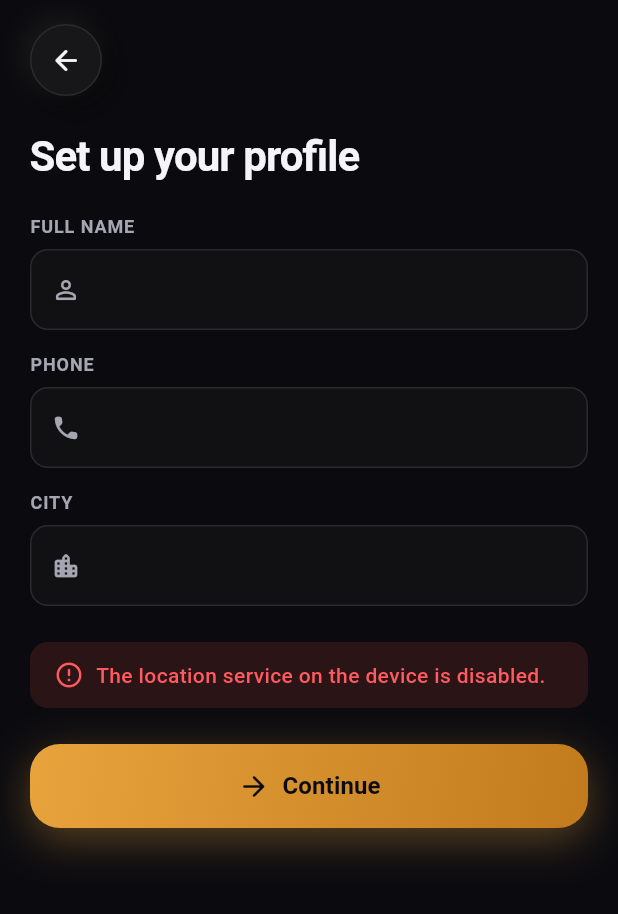
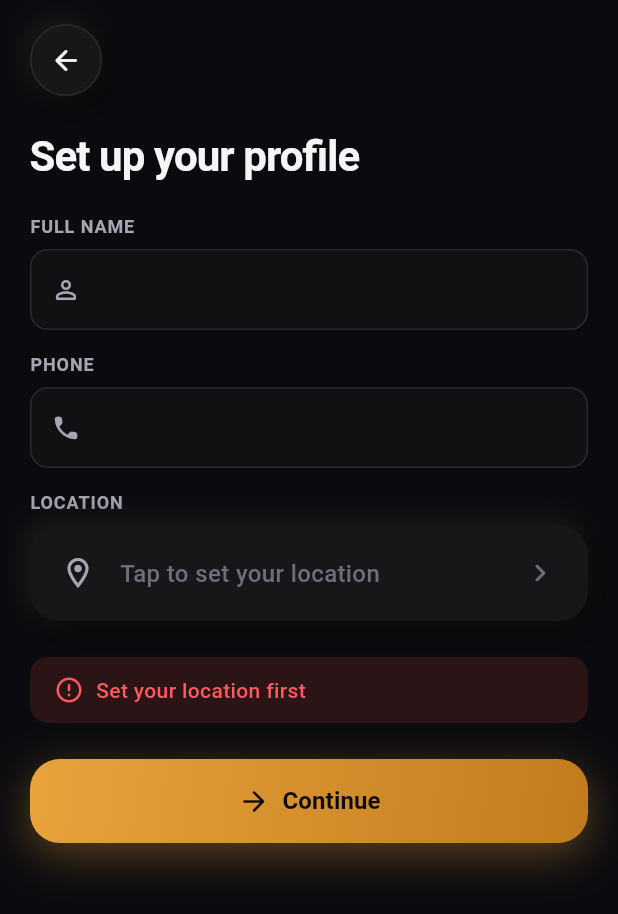
Before and after one commit to WorkRabdeepSinghKharbanda/Jugaadi, a Flutter app: the ProfileSetupScreen screen opened directly, after a tap on "Continue", on a phone screen of 412 x 824 dp. Shown: the top 914 px of the screen. Run offline on Flutter 3.47's test engine with Material 3 defaults, Android fonts, the phone set to English and light mode, and no system bars; our stand-ins replace geocoding, geolocator, supabase_flutter; missing offline and left inert: clarity_flutter; accounts and stored records are empty.

Commit message:
Replace manual city text field with location picker (search or GPS)
Matches ThelaWala's pattern: a bottom sheet lets the user either use
their current GPS fix (reverse-geocoded to a 'Locality, State' label)
or search a place/landmark via the platform geocoder (geocoding
package, no API key). Profile setup and post-job screens both use it
now — city/address is always a resolved label backed by real
coordinates, never free-typed text that may not match the lat/lng.

Co-Authored-By: Claude Sonnet 5 <noreply@anthropic.com>

```diff
--- /dev/null
+++ b/app/lib/core/services/place_gateway.dart
@@ -0,0 +1,46 @@
+import 'package:geocoding/geocoding.dart';
+
+/// A resolved place: a label plus coordinates, either from search or GPS.
+class PlaceHit {
+  const PlaceHit({required this.label, required this.latitude, required this.longitude});
+  final String label;
+  final double latitude;
+  final double longitude;
+}
+
+/// Thin seam over the platform geocoder (Google on Android, Apple on iOS) —
+/// no API key, no paid service. Typed text goes only to the OS geocoder.
+class PlaceGateway {
+  const PlaceGateway({this.timeout = const Duration(seconds: 6)});
+  final Duration timeout;
+
+  /// Up to 5 matches; returns [] when nothing matches or the geocoder fails.
+  Future<List<PlaceHit>> search(String query) async {
+    final List<Location> locs;
+    try {
+      locs = await Geocoding().locationFromAddress(query).timeout(timeout);
+    } catch (_) {
+      return const [];
+    }
+    final hits = <PlaceHit>[];
+    for (final l in locs.take(5)) {
+      hits.add(PlaceHit(label: await labelFor(l.latitude, l.longitude, fallback: query), latitude: l.latitude, longitude: l.longitude));
+    }
+    return hits;
+  }
+
+  /// "Locality, Administrative area" for coordinates, else [fallback]. Never throws.
+  Future<String> labelFor(double lat, double lng, {String? fallback}) async {
+    try {
+      final marks = await Geocoding().placemarkFromCoordinates(lat, lng).timeout(const Duration(seconds: 3));
+      if (marks.isNotEmpty) {
+        final m = marks.first;
+        final parts = [m.locality, m.administrativeArea].where((s) => s != null && s.isNotEmpty);
+        if (parts.isNotEmpty) return parts.join(', ');
+      }
+    } catch (_) {
+      // fall through to fallback below
+    }
+    return fallback ?? '$lat, $lng';
+  }
+}
--- a/app/lib/core/widgets/widgets.dart
+++ b/app/lib/core/widgets/widgets.dart
@@ -1,6 +1,7 @@
 export 'app_scaffold.dart';
 export 'empty_state.dart';
 export 'error_strip.dart';
+export 'location_picker_sheet.dart';
 export 'neu_button.dart';
 export 'neu_card.dart';
 export 'neu_text_field.dart';
--- a/app/lib/screens/auth/profile_setup_screen.dart
+++ b/app/lib/screens/auth/profile_setup_screen.dart
@@ -1,7 +1,7 @@
 import 'package:flutter/material.dart';
 import '../../api_client.dart';
 import '../../config.dart';
-import '../../core/location.dart';
+import '../../core/services/place_gateway.dart';
 import '../../core/theme/tokens.dart';
 import '../../core/widgets/widgets.dart';
 import '../../main.dart';
@@ -20,27 +20,34 @@ class ProfileSetupScreen extends StatefulWidget {
 class _ProfileSetupScreenState extends State<ProfileSetupScreen> {
   final _nameController = TextEditingController();
   final _phoneController = TextEditingController();
-  final _cityController = TextEditingController();
   final _selectedSkills = <String>{};
+  PlaceHit? _place;
   bool _loading = false;
   String? _error;
 
+  Future<void> _pickLocation() async {
+    final place = await LocationPickerSheet.show(context);
+    if (place != null && mounted) setState(() => _place = place);
+  }
+
   Future<void> _save() async {
+    if (_place == null) {
+      setState(() => _error = 'Set your location first');
+      return;
+    }
     setState(() {
       _loading = true;
       _error = null;
     });
     try {
-      var position = await getCurrentPositionOrThrow();
-
       final api = ApiClient(Config.apiBaseUrl);
       await api.post('/profile', {
         'role': widget.role,
         'full_name': _nameController.text.trim(),
         'phone': _phoneController.text.trim(),
-        'city': _cityController.text.trim(),
-        'lat': position.latitude,
-        'lng': position.longitude,
+        'city': _place!.label,
+        'lat': _place!.latitude,
+        'lng': _place!.longitude,
         if (widget.role == 'worker') 'skills': _selectedSkills.toList(),
       });
 
@@ -58,6 +65,7 @@ class _ProfileSetupScreenState extends State<ProfileSetupScreen> {
 
   @override
   Widget build(BuildContext context) {
+    final c = context.colors;
     return AppScaffold(
       onBack: () => Navigator.of(context).pop(),
       title: 'Set up your profile',
@@ -70,7 +78,24 @@ class _ProfileSetupScreenState extends State<ProfileSetupScreen> {
           const SizedBox(height: AppSpacing.md),
           NeuTextField(label: 'Phone', controller: _phoneController, icon: Icons.phone_rounded, keyboardType: TextInputType.phone),
           const SizedBox(height: AppSpacing.md),
-          NeuTextField(label: 'City', controller: _cityController, icon: Icons.location_city_rounded),
+          Text('LOCATION', style: AppText.label.copyWith(color: c.textSecondary)),
+          const SizedBox(height: AppSpacing.sm),
+          NeuCard(
+            onTap: _pickLocation,
+            child: Row(
+              children: [
+                Icon(Icons.location_on_outlined, color: _place == null ? c.textSecondary : c.accent),
+                const SizedBox(width: AppSpacing.md),
+                Expanded(
+                  child: Text(
+                    _place?.label ?? 'Tap to set your location',
+                    style: AppText.body.copyWith(color: _place == null ? c.textTertiary : c.textPrimary),
+                  ),
+                ),
+                Icon(Icons.chevron_right_rounded, color: c.textTertiary),
+              ],
+            ),
+          ),
           if (widget.role == 'worker') ...[
             const SizedBox(height: AppSpacing.lg),
             SectionHeader('Your skills'),
--- a/app/pubspec.yaml
+++ b/app/pubspec.yaml
@@ -38,6 +38,7 @@ dependencies:
   geolocator: ^14.0.2
   http: ^1.6.0
   clarity_flutter: ^1.10.0
+  geocoding: ^5.0.0
 
 dev_dependencies:
   flutter_test:
```
Also changed, not shown: app/lib/core/widgets/location_picker_sheet.dart (added, +116 -0 lines), app/lib/screens/owner/post_job_screen.dart (+32 -7 lines), app/pubspec.lock, 1 other file.
